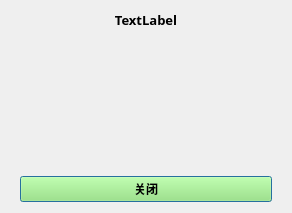
Above: hello_world/talk_robot/gui/intro.ui from WatsonJay/python_test before the change. Below: the same form after it.
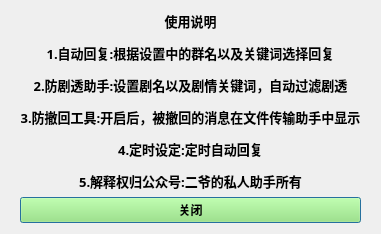
That is the form after the change.

```diff
--- a/hello_world/talk_robot/gui/intro.ui
+++ b/hello_world/talk_robot/gui/intro.ui
@@ -6,8 +6,8 @@
    <rect>
     <x>0</x>
     <y>0</y>
-    <width>292</width>
-    <height>213</height>
+    <width>381</width>
+    <height>234</height>
    </rect>
   </property>
   <property name="windowTitle">
@@ -34,7 +34,7 @@
       <enum>Qt::LeftToRight</enum>
      </property>
      <property name="text">
-      <string>TextLabel</string>
+      <string>&lt;html&gt;&lt;head/&gt;&lt;body&gt;&lt;p&gt;使用说明&lt;/p&gt;&lt;p&gt;1.自动回复:根据设置中的群名以及关键词选择回复&lt;/p&gt;&lt;p&gt;2.防剧透助手:设置剧名以及剧情关键词，自动过滤剧透&lt;/p&gt;&lt;p&gt;3.防撤回工具:开启后，被撤回的消息在文件传输助手中显示&lt;/p&gt;&lt;p&gt;4.定时设定:定时自动回复&lt;/p&gt;&lt;p&gt;5.解释权归公众号:二爷的私人助手所有&lt;/p&gt;&lt;/body&gt;&lt;/html&gt;</string>
      </property>
      <property name="alignment">
       <set>Qt::AlignHCenter|Qt::AlignTop</set>
```
